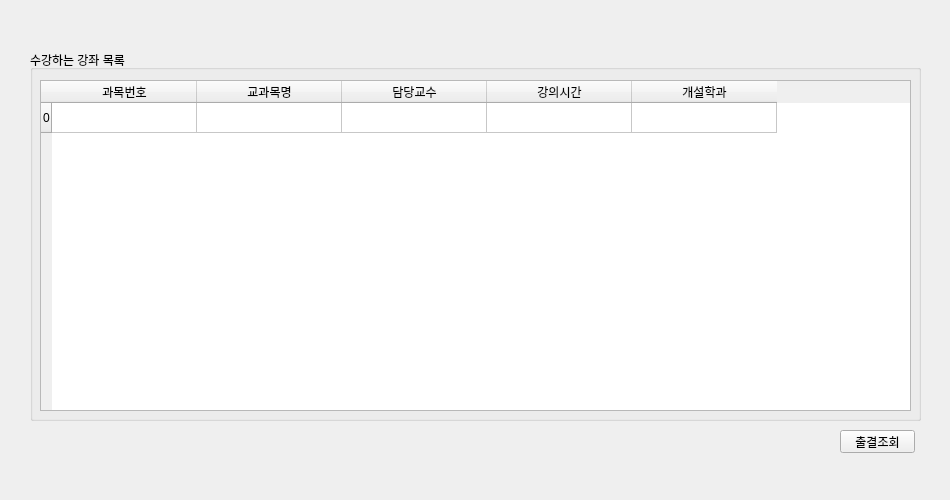
Old version of the form GUI/Std_CourseInfo.ui in the repository XUBINN/Capstone.
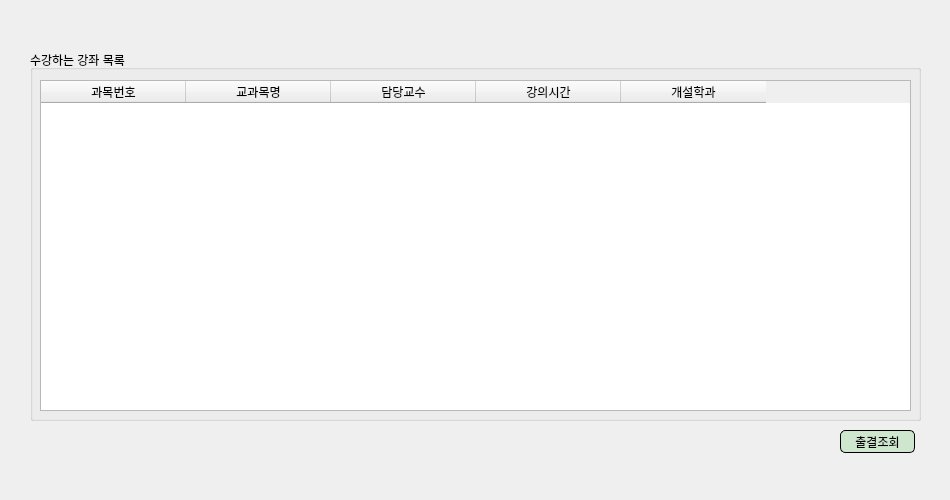
New version of the form.

What changed in the file:
```diff
--- a/GUI/Std_CourseInfo.ui
+++ b/GUI/Std_CourseInfo.ui
@@ -46,11 +46,6 @@
     <attribute name="horizontalHeaderStretchLastSection">
      <bool>false</bool>
     </attribute>
-    <row>
-     <property name="text">
-      <string>0</string>
-     </property>
-    </row>
     <column>
      <property name="text">
       <string>과목번호</string>
@@ -87,6 +82,14 @@
      <height>23</height>
     </rect>
    </property>
+   <property name="styleSheet">
+    <string notr="true">background:rgb(206, 229, 206);
+color:black;
+border-color:(0, 0, 0);
+border-style:solid;
+border-width:1px;
+border-radius:5px;</string>
+   </property>
    <property name="text">
     <string>출결조회</string>
    </property>
```
